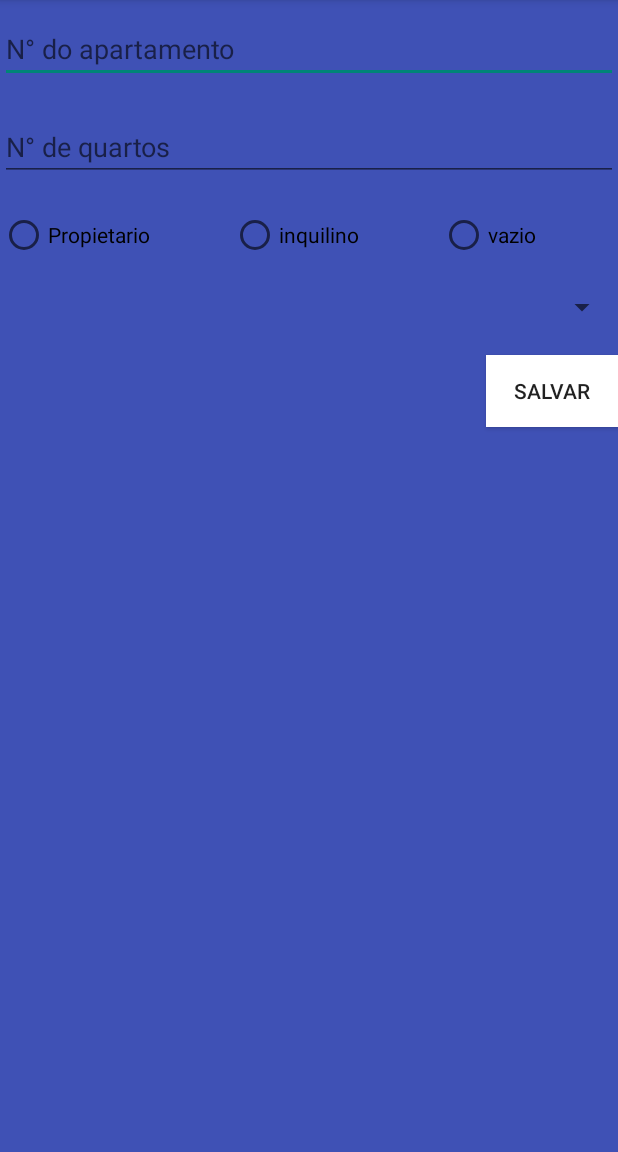
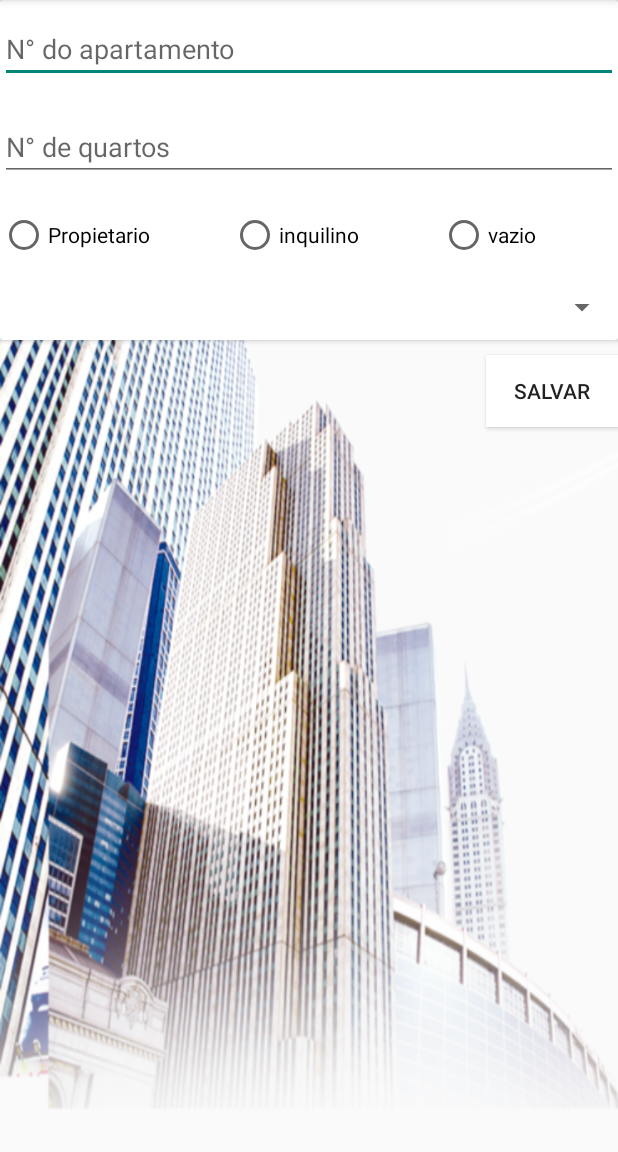
Before and after one commit to MarceloxAlves/CondManager, an Android app: the layout activity_adicionar_apartamento.xml on its own in the app's theme, with its tools: preview values and no code run, on a phone screen of 412 x 824 dp, the part 84-1236 px from its top. Run offline under Robolectric (Android 15) with nearby library versions, the phone set to English and light mode, and no system bars.

Commit message:
telas de listar e cadastrar apartamen

```diff
--- a/app/build.gradle
+++ b/app/build.gradle
@@ -26,9 +26,9 @@ dependencies {
     testImplementation 'junit:junit:4.12'
     androidTestImplementation 'com.android.support.test:runner:1.0.2'
     androidTestImplementation 'com.android.support.test.espresso:espresso-core:3.0.2'
-
-    implementation 'com.android.support:cardview-v7:26.0.0'
-    implementation 'com.android.support:design:26.0.0'
+    implementation 'com.android.support:cardview-v7:26.1.0'
+    implementation 'com.android.support:recyclerview-v7:26.1.0'
+    implementation 'com.android.support:design:26.1.0'
 }
 
 apply plugin: 'com.google.gms.google-services'
--- a/app/src/main/res/layout/activity_adicionar_apartamento.xml
+++ b/app/src/main/res/layout/activity_adicionar_apartamento.xml
@@ -1,60 +1,75 @@
 <?xml version="1.0" encoding="utf-8"?>
-<ScrollView xmlns:android="http://schemas.android.com/apk/res/android"
+<LinearLayout xmlns:android="http://schemas.android.com/apk/res/android"
     xmlns:app="http://schemas.android.com/apk/res-auto"
     xmlns:tools="http://schemas.android.com/tools"
     android:layout_width="match_parent"
     android:layout_height="match_parent"
     tools:context=".app.AdicionarApartamentoActivity"
-    android:background="@color/colorPrimary">
+    android:background="@drawable/predios"
+    android:orientation="vertical">
+
+    <android.support.v7.widget.CardView
+        android:layout_width="match_parent"
+        android:layout_height="wrap_content"
+        >
+
         <LinearLayout
             android:layout_width="match_parent"
-        android:layout_height="match_parent"
+            android:layout_height="wrap_content"
             android:orientation="vertical">
+
             <EditText
                 android:id="@+id/numero_apartamento"
                 android:layout_width="match_parent"
                 android:layout_height="wrap_content"
+                android:layout_marginVertical="10dp"
                 android:hint="@string/n_do_apartamento"
-            android:inputType="number"
-            android:layout_marginVertical="10dp"/>
+                android:inputType="number" />
+
             <EditText
                 android:id="@+id/quantidade_quartos"
                 android:layout_width="match_parent"
                 android:layout_height="wrap_content"
+                android:layout_marginVertical="10dp"
                 android:hint="@string/n_de_quartos"
-            android:inputType="number"
-            android:layout_marginVertical="10dp"/>
+                android:inputType="number" />
+
             <RadioGroup
                 android:layout_width="match_parent"
                 android:layout_height="match_parent"
+                android:layout_marginVertical="10dp"
                 android:orientation="horizontal"
-            android:weightSum="3"
-            android:layout_marginVertical="10dp">
+                android:weightSum="3">
+
                 <RadioButton
                     android:id="@+id/propietario_rb"
                     android:layout_width="wrap_content"
                     android:layout_height="wrap_content"
-                android:text="@string/propietario"
-                android:layout_weight="1"/>
+                    android:layout_weight="1"
+                    android:text="@string/propietario" />
+
                 <RadioButton
                     android:id="@+id/inquilino_rb"
                     android:layout_width="wrap_content"
                     android:layout_height="wrap_content"
-                android:text="@string/inquilino"
-                android:layout_weight="1"/>
+                    android:layout_weight="1"
+                    android:text="@string/inquilino" />
+
                 <RadioButton
                     android:id="@+id/vazio_rb"
                     android:layout_width="wrap_content"
                     android:layout_height="wrap_content"
-                android:text="@string/vazio"
-                android:layout_weight="1"/>
+                    android:layout_weight="1"
+                    android:text="@string/vazio" />
             </RadioGroup>
+
             <Spinner
                 android:id="@+id/proprietarios"
                 android:layout_width="match_parent"
                 android:layout_height="wrap_content"
-            android:layout_marginVertical="10dp">
-        </Spinner>
+                android:layout_marginVertical="10dp"></Spinner>
+        </LinearLayout>
+    </android.support.v7.widget.CardView>
 
     <Button
         android:layout_width="wrap_content"
@@ -63,6 +78,5 @@
         android:layout_gravity="end"
         android:layout_marginVertical="10dp"
         android:background="@drawable/button_background"/>
+
 </LinearLayout>
-
-</ScrollView>
```
Also changed, not shown: app/src/main/res/layout/activity_listar_apartamentos.xml (+8 -10 lines), app/src/main/icon_add-web.png (added), app/src/main/res/mipmap-hdpi/icon_add.png (added), app/src/main/res/mipmap-mdpi/icon_add.png (added), app/src/main/res/mipmap-xhdpi/icon_add.png (added), app/src/main/res/mipmap-xxhdpi/icon_add.png (added), app/src/main/res/mipmap-xxxhdpi/icon_add.png (added). Lines whose indentation alone changed are shown as unchanged.
